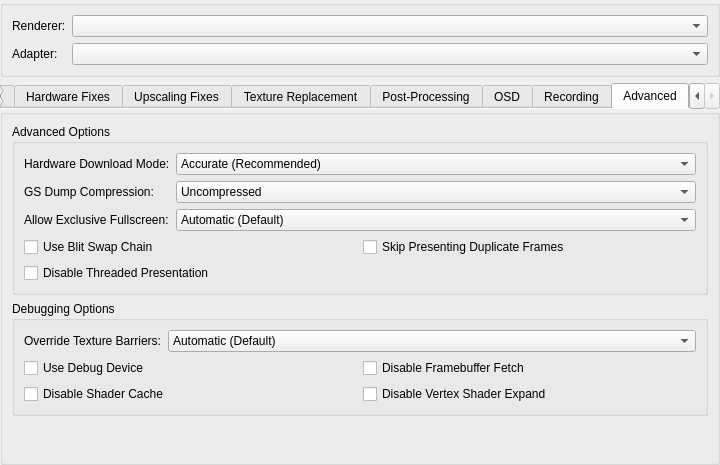
Above: pcsx2-qt/Settings/GraphicsSettingsWidget.ui from PCSX2/pcsx2 before the change. Below: the same form after it.
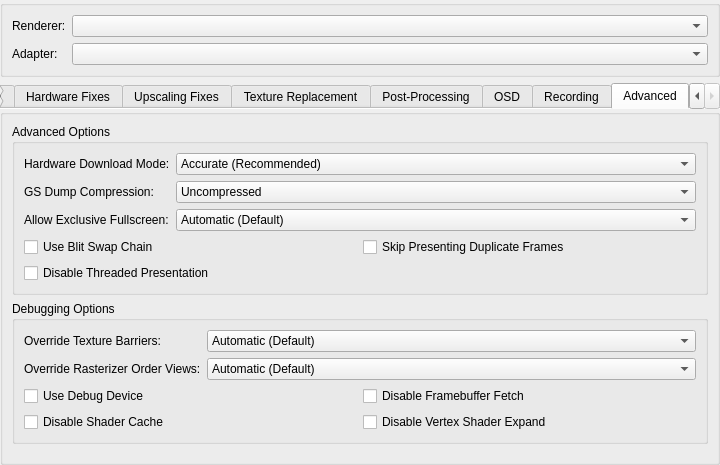
That is the form after the change. The open tabs and pages were chosen to show the change.

Patch:
```diff
--- a/pcsx2-qt/Settings/GraphicsSettingsWidget.ui
+++ b/pcsx2-qt/Settings/GraphicsSettingsWidget.ui
@@ -2179,6 +2179,32 @@
             </item>
            </layout>
           </item>
+          <item row="1" column="0">
+           <widget class="QLabel" name="label_49">
+            <property name="text">
+             <string>Override Rasterizer Order Views:</string>
+            </property>
+           </widget>
+          </item>
+          <item row="1" column="1">
+           <widget class="QComboBox" name="overrideRasterizerOrderViews">
+            <item>
+             <property name="text">
+              <string>Automatic (Default)</string>
+             </property>
+            </item>
+            <item>
+             <property name="text">
+              <string>Force Disabled</string>
+             </property>
+            </item>
+            <item>
+             <property name="text">
+              <string>Force Enabled</string>
+             </property>
+            </item>
+           </widget>
+          </item>
          </layout>
         </widget>
        </item>
```
